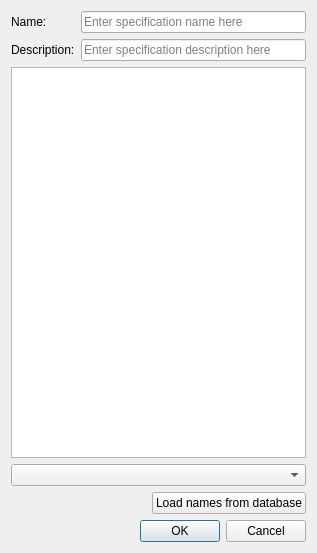
Above: spine_items/data_transformer/ui/specification_editor_widget.ui from spine-tools/spine-items before the change. Below: the same form after it.
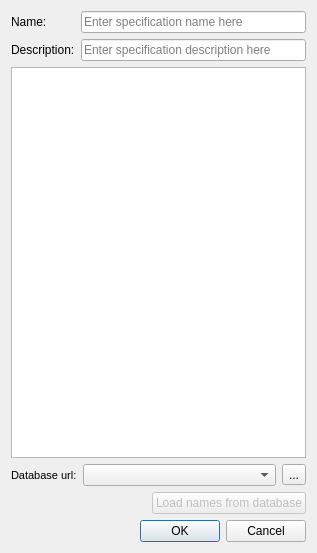
That is the form after the change. Icons and pictures are not drawn. Custom widgets are drawn as their Qt base class.

Commit message:
Support loading names from arbitrary dbs when creating DT spec
Re #21

Also, I added a new tool button to browse the file system, which I
think it's a bit more intuitive than selecting the <load filesystem>
option from the combobox, then clicking load names...?

What changed in the file:
```diff
--- a/spine_items/data_transformer/ui/specification_editor_widget.ui
+++ b/spine_items/data_transformer/ui/specification_editor_widget.ui
@@ -62,7 +62,44 @@
     <widget class="QTableView" name="renaming_table"/>
    </item>
    <item>
-    <widget class="QComboBox" name="database_url_combo_box"/>
+    <layout class="QHBoxLayout" name="horizontalLayout_2">
+     <item>
+      <widget class="QLabel" name="label_3">
+       <property name="font">
+        <font>
+         <pointsize>8</pointsize>
+        </font>
+       </property>
+       <property name="text">
+        <string>Database url:</string>
+       </property>
+      </widget>
+     </item>
+     <item>
+      <widget class="ElidedCombobox" name="database_url_combo_box">
+       <property name="sizePolicy">
+        <sizepolicy hsizetype="Expanding" vsizetype="Fixed">
+         <horstretch>0</horstretch>
+         <verstretch>0</verstretch>
+        </sizepolicy>
+       </property>
+      </widget>
+     </item>
+     <item>
+      <widget class="QToolButton" name="load_url_from_fs_button">
+       <property name="toolTip">
+        <string>&lt;html&gt;&lt;head/&gt;&lt;body&gt;&lt;p&gt;Browse file system&lt;/p&gt;&lt;/body&gt;&lt;/html&gt;</string>
+       </property>
+       <property name="text">
+        <string>...</string>
+       </property>
+       <property name="icon">
+        <iconset resource="../../ui/resources/resources_icons.qrc">
+         <normaloff>:/icons/file.svg</normaloff>:/icons/file.svg</iconset>
+       </property>
+      </widget>
+     </item>
+    </layout>
    </item>
    <item>
     <layout class="QHBoxLayout" name="horizontalLayout">
@@ -81,6 +118,9 @@
      </item>
      <item>
       <widget class="QPushButton" name="load_entity_classes_button">
+       <property name="enabled">
+        <bool>false</bool>
+       </property>
        <property name="text">
         <string>Load names from database</string>
        </property>
@@ -97,6 +137,15 @@
    </item>
   </layout>
  </widget>
- <resources/>
+ <customwidgets>
+  <customwidget>
+   <class>ElidedCombobox</class>
+   <extends>QComboBox</extends>
+   <header>spinetoolbox/widgets/custom_combobox.h</header>
+  </customwidget>
+ </customwidgets>
+ <resources>
+  <include location="../../ui/resources/resources_icons.qrc"/>
+ </resources>
  <connections/>
 </ui>
```
The commit also changes 2 other files.
